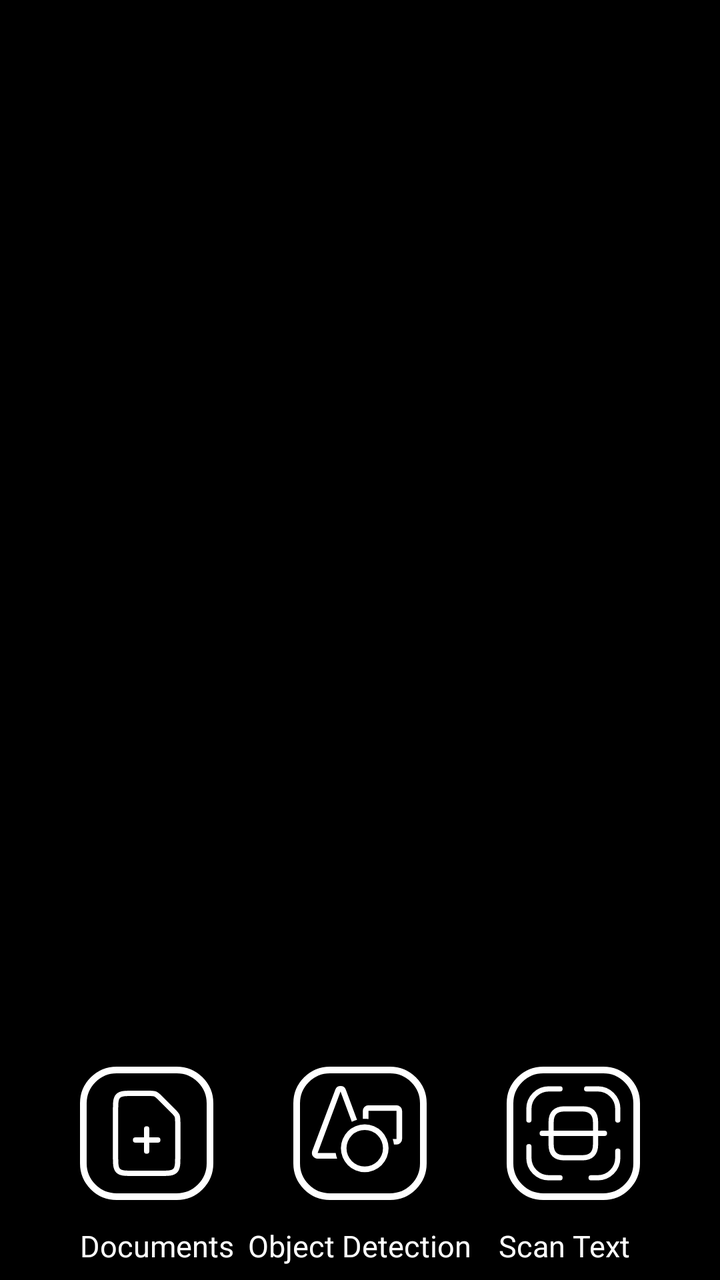
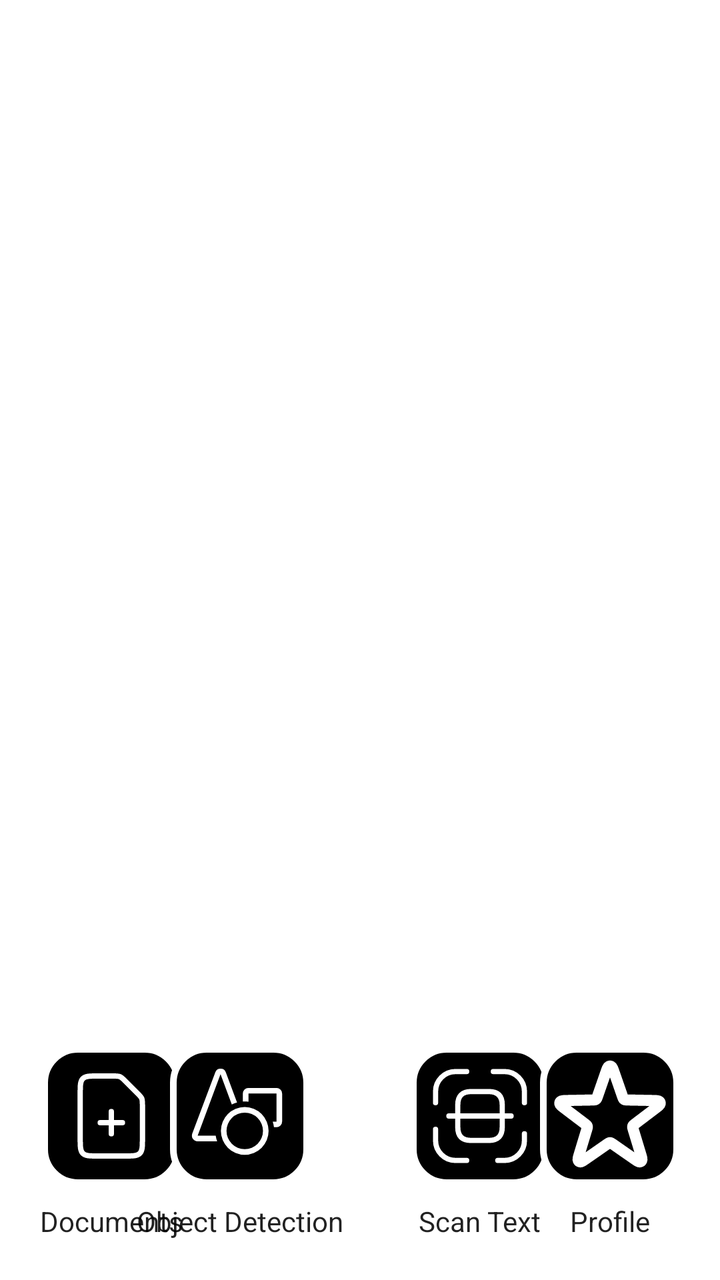

Screens rendered from an Android XML layout before and after an edit, with the pre-edit source and the edit as a unified diff.
<!-- AndroidManifest.xml: application theme Theme.Vision1 -->
<!-- res/layout/activity_main.xml -->
<?xml version="1.0" encoding="utf-8"?>
<RelativeLayout
    xmlns:android="http://schemas.android.com/apk/res/android"

        android:layout_width="match_parent"
        android:layout_height="match_parent"
        android:background="#000000">

        










        <ImageButton
            android:id="@+id/mybtn2"
            android:layout_width="200px"
            android:layout_height="200px"
            android:background="@drawable/rounded_btn"
            android:layout_alignParentBottom="true"
            android:layout_centerHorizontal="true"
            android:layout_margin="40dp"
            android:src="@drawable/object" />

        <TextView
            android:layout_width="wrap_content"
            android:layout_height="wrap_content"
            android:layout_above="@id/mybtn2"
            android:layout_marginTop="0dp"
            android:layout_marginBottom="-140dp"
            android:text="Object Detection"
            android:textSize="15sp"
            android:textColor="@color/white"
            android:layout_centerHorizontal="true"/>

        <ImageButton
            android:id="@+id/mybtn3"
            android:layout_width="200px"
            android:layout_height="200px"
            android:background="@drawable/rounded_btn"
            android:layout_alignParentBottom="true"
            android:layout_alignParentEnd="true"
            android:layout_margin="40dp"
            android:src="@drawable/scan_text"/>

        <TextView
            android:layout_width="wrap_content"
            android:layout_height="wrap_content"
            android:layout_above="@id/mybtn3"
            android:layout_marginBottom="-140dp"
            android:text="Scan Text"
            android:textSize="15sp"
            android:textColor="@color/white"
            android:layout_alignParentEnd="true"
            android:layout_marginRight="45dp"/>

        <ImageButton
            android:id="@+id/mybtn4"
            android:layout_width="200px"
            android:layout_height="200px"
            android:background="@drawable/rounded_btn"
            android:layout_alignParentBottom="true"
            android:layout_alignParentStart="true"
            android:layout_margin="40dp"
            android:src="@drawable/document" />

        <TextView
            android:layout_width="wrap_content"
            android:layout_height="wrap_content"
            android:layout_above="@id/mybtn4"
            android:layout_marginTop="0dp"
            android:layout_marginBottom="-140dp"
            android:text="Documents"
            android:textSize="15sp"
            android:textColor="@color/white"
            android:layout_marginLeft="40dp"/>
</RelativeLayout>
<!-- resources referenced by this layout -->
<resources>
  <color name="white">#FFFFFFFF</color>
  <!-- drawable rounded_btn (drawable) -->
  <?xml version="1.0" encoding="utf-8"?>
  <shape xmlns:android="http://schemas.android.com/apk/res/android"
      android:shape="rectangle">
      <solid
          android:color="@android:color/black"/>
          <stroke
              android:width="10px"
              android:color="@color/white"/>
      <corners
          android:radius="50px"/>
  </shape>
  <style name="Theme.Vision1" parent="Theme.MaterialComponents.DayNight.DarkActionBar">
          
          <item name="colorPrimary">@color/purple_500</item>
          <item name="colorPrimaryVariant">@color/purple_700</item>
          <item name="colorOnPrimary">@color/white</item>
          
          <item name="colorSecondary">@color/teal_200</item>
          <item name="colorSecondaryVariant">@color/teal_700</item>
          <item name="colorOnSecondary">@color/black</item>
          
          <item name="android:statusBarColor">?attr/colorPrimaryVariant</item>
          
  
          <item name="colorControlNormal">@color/button_color</item>
      </style>
  <color name="purple_500">#FF6200EE</color>
  <color name="purple_700">#FF3700B3</color>
  <color name="teal_200">#FF03DAC5</color>
  <color name="teal_700">#FF018786</color>
  <color name="black">#FF000000</color>
  <!-- unchanged entries left out for length: 3 -->
</resources>

<!-- the commit's change to res/layout/activity_main.xml (unified diff, before → after) -->
@@ -1,82 +1,117 @@
 <?xml version="1.0" encoding="utf-8"?>
 <RelativeLayout
     xmlns:android="http://schemas.android.com/apk/res/android"
+    android:layout_width="match_parent"
+    android:layout_height="match_parent">
 
-        android:layout_width="match_parent"
-        android:layout_height="match_parent"
-        android:background="#000000">
+    <include layout="@layout/layout_home_buttons" />
 
-        
+</RelativeLayout>
+<!-- res/layout/layout_home_buttons.xml (included above) -->
+<?xml version="1.0" encoding="utf-8"?>
+<FrameLayout xmlns:android="http://schemas.android.com/apk/res/android"
+    android:layout_width="match_parent"
+    android:layout_height="match_parent">
+    <LinearLayout
+        android:id="@+id/container_btn4"
+        android:layout_width="wrap_content"
+        android:layout_height="wrap_content"
+        android:gravity="center"
+        android:orientation="vertical"
+        android:layout_gravity="bottom|start"
+        android:layout_margin="20dp">
 
+        <ImageButton
+            android:id="@+id/mybtn4"
+            android:layout_width="70dp"
+            android:layout_height="70dp"
+            android:background="@drawable/rounded_btn"
+            android:src="@drawable/document" />
 
+        <TextView
+            android:layout_width="wrap_content"
+            android:layout_height="wrap_content"
+            android:layout_marginTop="8dp"
+            android:text="Documents"
+            android:textColor="?android:attr/textColorPrimary"
+            android:textSize="14sp"/>
+    </LinearLayout>
 
-
-
-
-
-
-
+    <LinearLayout
+        android:id="@+id/container_btn2"
+        android:layout_width="wrap_content"
+        android:layout_height="wrap_content"
+        android:gravity="center"
+        android:orientation="vertical"
+        android:layout_gravity="bottom|center_horizontal"
+        android:layout_marginBottom="20dp"
+        android:layout_marginEnd="60dp">
 
         <ImageButton
             android:id="@+id/mybtn2"
-            android:layout_width="200px"
-            android:layout_height="200px"
+            android:layout_width="70dp"
+            android:layout_height="70dp"
             android:background="@drawable/rounded_btn"
-            android:layout_alignParentBottom="true"
-            android:layout_centerHorizontal="true"
-            android:layout_margin="40dp"
             android:src="@drawable/object" />
 
         <TextView
             android:layout_width="wrap_content"
             android:layout_height="wrap_content"
-            android:layout_above="@id/mybtn2"
-            android:layout_marginTop="0dp"
-            android:layout_marginBottom="-140dp"
+            android:layout_marginTop="8dp"
             android:text="Object Detection"
-            android:textSize="15sp"
-            android:textColor="@color/white"
-            android:layout_centerHorizontal="true"/>
+            android:textColor="?android:attr/textColorPrimary"
+            android:textSize="14sp"/>
+    </LinearLayout>
+
+    <LinearLayout
+        android:id="@+id/container_btn3"
+        android:layout_width="wrap_content"
+        android:layout_height="wrap_content"
+        android:gravity="center"
+        android:orientation="vertical"
+        android:layout_gravity="bottom|center_horizontal"
+        android:layout_marginBottom="20dp"
+        android:layout_marginStart="60dp">
 
         <ImageButton
             android:id="@+id/mybtn3"
-            android:layout_width="200px"
-            android:layout_height="200px"
+            android:layout_width="70dp"
+            android:layout_height="70dp"
             android:background="@drawable/rounded_btn"
-            android:layout_alignParentBottom="true"
-            android:layout_alignParentEnd="true"
-            android:layout_margin="40dp"
-            android:src="@drawable/scan_text"/>
+            android:src="@drawable/scan_text" />
 
         <TextView
             android:layout_width="wrap_content"
             android:layout_height="wrap_content"
-            android:layout_above="@id/mybtn3"
-            android:layout_marginBottom="-140dp"
+            android:layout_marginTop="8dp"
             android:text="Scan Text"
-            android:textSize="15sp"
-            android:textColor="@color/white"
-            android:layout_alignParentEnd="true"
-            android:layout_marginRight="45dp"/>
+            android:textColor="?android:attr/textColorPrimary"
+            android:textSize="14sp"/>
+    </LinearLayout>
+
+    <LinearLayout
+        android:id="@+id/container_btn_profile"
+        android:layout_width="wrap_content"
+        android:layout_height="wrap_content"
+        android:gravity="center"
+        android:orientation="vertical"
+        android:layout_gravity="bottom|end"
+        android:layout_margin="20dp">
 
         <ImageButton
-            android:id="@+id/mybtn4"
-            android:layout_width="200px"
-            android:layout_height="200px"
+            android:id="@+id/mybtn_profile"
+            android:layout_width="70dp"
+            android:layout_height="70dp"
             android:background="@drawable/rounded_btn"
-            android:layout_alignParentBottom="true"
-            android:layout_alignParentStart="true"
-            android:layout_margin="40dp"
-            android:src="@drawable/document" />
+            android:src="@drawable/b_icon" />
 
         <TextView
             android:layout_width="wrap_content"
             android:layout_height="wrap_content"
-            android:layout_above="@id/mybtn4"
-            android:layout_marginTop="0dp"
-            android:layout_marginBottom="-140dp"
-            android:text="Documents"
-            android:textSize="15sp"
-            android:textColor="@color/white"
-            android:layout_marginLeft="40dp"/>
-</RelativeLayout>
+            android:layout_marginTop="8dp"
+            android:text="Profile"
+            android:textColor="?android:attr/textColorPrimary"
+            android:textSize="14sp"/>
+    </LinearLayout>
+
+</FrameLayout>
<!-- resource entries referenced after the edit -->
@@ -1,5 +1,19 @@
 <!-- resources referenced by this layout -->
 <resources>
+  <!-- drawable b_icon (drawable) -->
+  <vector xmlns:android="http://schemas.android.com/apk/res/android"
+      android:width="200px"
+      android:height="200px"
+      android:viewportWidth="24"
+      android:viewportHeight="24"
+      android:tint="?attr/colorControlNormal">
+    <path
+        android:pathData="M11.245,4.174C11.476,3.508 11.592,3.175 11.763,3.083C11.911,3.003 12.09,3.003 12.238,3.083C12.409,3.175 12.525,3.508 12.756,4.174L14.287,8.576C14.352,8.766 14.385,8.861 14.445,8.931C14.497,8.994 14.564,9.042 14.64,9.073C14.725,9.107 14.825,9.109 15.026,9.114L19.686,9.209C20.391,9.223 20.743,9.23 20.884,9.364C21.005,9.481 21.06,9.65 21.03,9.816C20.996,10.007 20.715,10.22 20.153,10.646L16.439,13.462C16.279,13.583 16.199,13.644 16.15,13.722C16.107,13.791 16.081,13.87 16.076,13.951C16.069,14.043 16.098,14.139 16.156,14.331L17.506,18.792C17.71,19.467 17.812,19.804 17.728,19.979C17.655,20.131 17.511,20.236 17.344,20.258C17.151,20.284 16.862,20.083 16.283,19.68L12.458,17.018C12.293,16.903 12.211,16.846 12.121,16.824C12.042,16.804 11.959,16.804 11.88,16.824C11.791,16.846 11.708,16.903 11.544,17.018L7.718,19.68C7.139,20.083 6.85,20.284 6.657,20.258C6.491,20.236 6.346,20.131 6.273,19.979C6.189,19.804 6.291,19.467 6.495,18.792L7.845,14.331C7.903,14.139 7.932,14.043 7.926,13.951C7.92,13.87 7.894,13.791 7.851,13.722C7.802,13.644 7.723,13.583 7.563,13.462L3.849,10.646C3.287,10.22 3.006,10.007 2.971,9.816C2.941,9.65 2.996,9.481 3.118,9.364C3.258,9.23 3.611,9.223 4.316,9.209L8.975,9.114C9.176,9.109 9.276,9.107 9.362,9.073C9.437,9.042 9.504,8.994 9.557,8.931C9.616,8.861 9.649,8.766 9.715,8.576L11.245,4.174Z"
+        android:strokeLineJoin="round"
+        android:strokeWidth="2"
+        android:strokeColor="#ffffff"
+        android:strokeLineCap="round"/>
+  </vector>
   <color name="white">#FFFFFFFF</color>
   <!-- drawable rounded_btn (drawable) -->
   <?xml version="1.0" encoding="utf-8"?>
@@ -14,17 +28,16 @@
           android:radius="50px"/>
   </shape>
   <style name="Theme.Vision1" parent="Theme.MaterialComponents.DayNight.DarkActionBar">
-          
           <item name="colorPrimary">@color/purple_500</item>
           <item name="colorPrimaryVariant">@color/purple_700</item>
           <item name="colorOnPrimary">@color/white</item>
-          
+  
           <item name="colorSecondary">@color/teal_200</item>
           <item name="colorSecondaryVariant">@color/teal_700</item>
           <item name="colorOnSecondary">@color/black</item>
-          
-          <item name="android:statusBarColor">?attr/colorPrimaryVariant</item>
-          
+  
+          <item name="android:statusBarColor">@color/white</item>
+          <item name="android:windowLightStatusBar">true</item>
   
           <item name="colorControlNormal">@color/button_color</item>
       </style>
